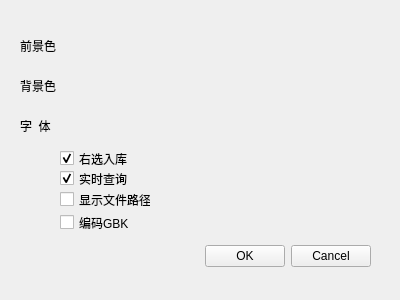
This is auto_c_code/setup1.ui in yjduoduo/auto_c_code as Qt 5 draws it before an edit. The edited form follows.
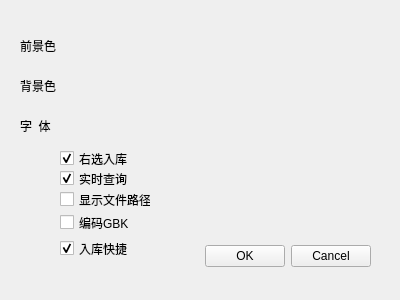
This is the edited form.

Commit message: V2.0.1 入库界面 设置里加入“入库快捷可选择” 进行快速进入即可选择，同理入库界面的确定和取消按钮亦如此

```diff
--- a/auto_c_code/setup1.ui
+++ b/auto_c_code/setup1.ui
@@ -210,6 +210,25 @@
     <bool>false</bool>
    </property>
   </widget>
+  <widget class="QCheckBox" name="checkBox_indb_shortkey">
+   <property name="geometry">
+    <rect>
+     <x>60</x>
+     <y>240</y>
+     <width>91</width>
+     <height>17</height>
+    </rect>
+   </property>
+   <property name="toolTip">
+    <string>入库按钮鼠标移动即弹出，且确定和取消也一样效果</string>
+   </property>
+   <property name="text">
+    <string>入库快捷</string>
+   </property>
+   <property name="checked">
+    <bool>true</bool>
+   </property>
+  </widget>
  </widget>
  <resources/>
  <connections>
```
The commit also changes 6 other files.
